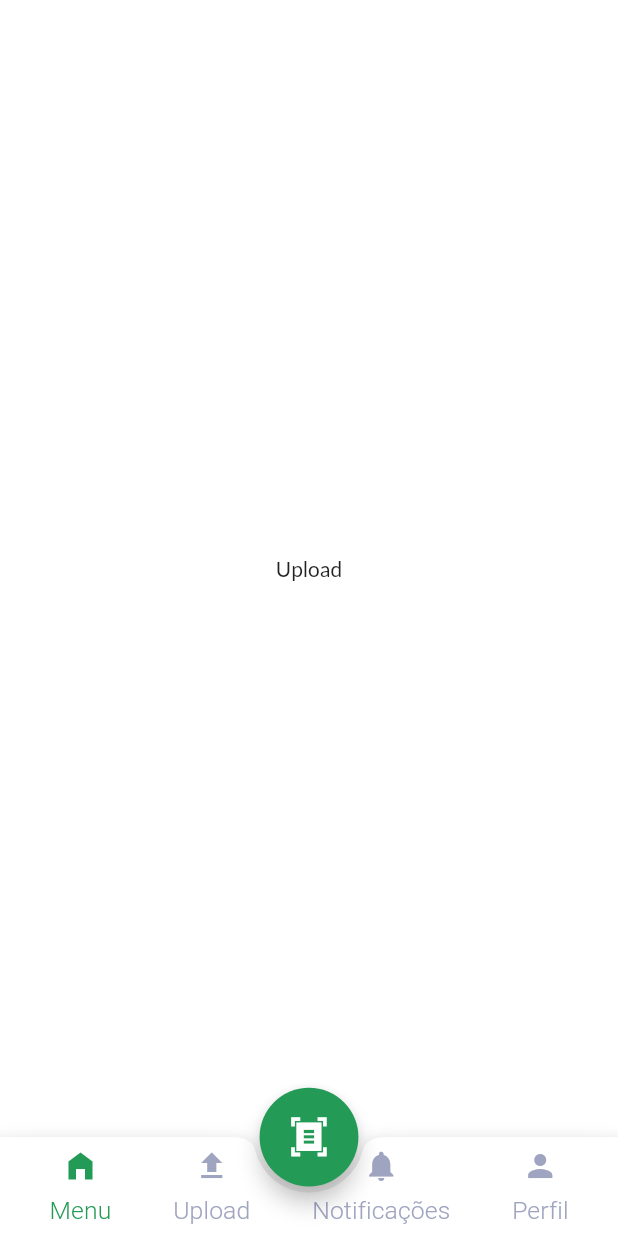
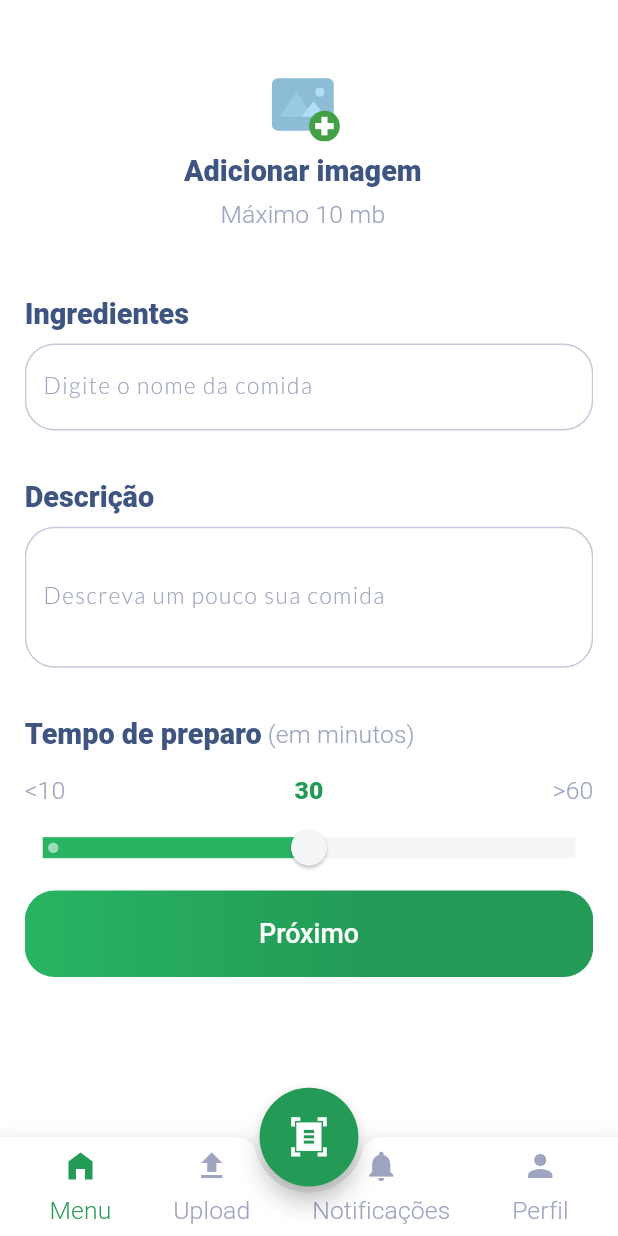
Before and after one commit to GustavoOrelio/AppReceitas, a Flutter app: the TelaMenu screen opened by its route, swiped to page 2, on a phone screen of 412 x 824 dp. Run offline on Flutter 3.47's test engine with Material 2 defaults, Android fonts, the phone set to English and light mode, and no system bars; our stand-ins replace flutter_svg, google_fonts, sizer.

Commit message:
Finalizando tela de upload

```diff
--- a/lib/main.dart
+++ b/lib/main.dart
@@ -9,6 +9,7 @@ import 'package:cardapio/telas/tela_nova_senha/tela_nova_senha.dart';
 import 'package:cardapio/telas/tela_perfil/detalhes_receita/detalhes_receita.dart';
 import 'package:cardapio/telas/tela_perfil/tela_perfil.dart';
 import 'package:cardapio/telas/tela_principal/tela_principal.dart';
+import 'package:cardapio/telas/tela_upload/tela_upload.dart';
 import 'package:flutter/material.dart';
 import 'package:google_fonts/google_fonts.dart';
 import 'package:sizer/sizer.dart';
@@ -126,6 +127,7 @@ class MyApp extends StatelessWidget {
           TelaMenu.routeName: (context) => TelaMenu(),
           TelaHome.routeName: (context) => TelaHome(),
           TelaPerfil.routeName: (context) => TelaPerfil(),
+          TelaUpload.routeName: (context) => TelaUpload(),
           DetalhesReceita.routeName: (context) => DetalhesReceita(),
         },
       );
--- a/lib/telas/tela_menu/tela_menu.dart
+++ b/lib/telas/tela_menu/tela_menu.dart
@@ -1,6 +1,7 @@
 import 'package:cardapio/constants.dart';
 import 'package:cardapio/telas/tela_home/tela_home.dart';
 import 'package:cardapio/telas/tela_perfil/tela_perfil.dart';
+import 'package:cardapio/telas/tela_upload/tela_upload.dart';
 import 'package:cardapio/widgets_globais/custom_bottombar.dart';
 import 'package:flutter/material.dart';
 import 'package:sizer/sizer.dart';
@@ -90,9 +91,8 @@ class _TelaMenuState extends State<TelaMenu> {
         physics: const NeverScrollableScrollPhysics(),
         children: <Widget>[
           TelaHome(),
-          const Center(child: Text('Upload')),
+          TelaUpload(),
           const Center(child: Text('Notificações')),
-          //Perfil
           TelaPerfil(),
         ],
       ),
--- /dev/null
+++ b/lib/telas/tela_upload/componentes/componente_upload.dart
@@ -0,0 +1,89 @@
+import 'package:cardapio/constants.dart';
+import 'package:flutter/material.dart';
+import 'dart:math' as math;
+
+class DashBorder extends StatelessWidget {
+
+  @override
+  Widget build(BuildContext context) {
+    return CustomPaint(
+      painter: DashBorderPainter(
+          color: const Color(0xFFD0DBEA), strokeWidth: 3.0, gap: 6.4),
+    );
+  }
+}
+
+class DashBorderPainter extends CustomPainter {
+  double strokeWidth;
+  Color color;
+  double gap;
+
+  DashBorderPainter(
+      {this.strokeWidth = 5.0, this.color = kSecondaryColor, this.gap = 10.0});
+
+  @override
+  void paint(Canvas canvas, Size size) {
+    Paint dashedPaint = Paint()
+      ..color = color
+      ..strokeWidth = strokeWidth
+      ..style = PaintingStyle.stroke;
+
+    double x = size.width;
+    double y = size.height;
+
+    Path topPath =
+    getDashedPath(a: const math.Point(0, 0), b: math.Point(x, 0), gap: gap);
+
+    Path rightPath =
+    getDashedPath(a: math.Point(x, 0), b: math.Point(x, y), gap: gap);
+
+    Path bottomPath =
+    getDashedPath(a: math.Point(0, y), b: math.Point(x, y), gap: gap);
+
+    Path leftPath = getDashedPath(
+        a: const math.Point(0, 0), b: math.Point(0.001, y), gap: gap);
+
+    canvas.drawPath(topPath, dashedPaint);
+    canvas.drawPath(rightPath, dashedPaint);
+    canvas.drawPath(bottomPath, dashedPaint);
+    canvas.drawPath(leftPath, dashedPaint);
+  }
+
+  Path getDashedPath({
+    required math.Point<double> a,
+    required math.Point<double> b,
+    required gap,
+  }) {
+    Size size = Size(b.x - a.x, b.y - a.y);
+    Path path = Path();
+    path.moveTo(a.x, a.y);
+    bool shouldDraw = true;
+    math.Point currentPoint = math.Point(a.x, a.y);
+
+    num radians = math.atan(size.height / size.width);
+    num dx = math.cos(radians) * gap < 0
+        ? math.cos(radians) * gap - 1
+        : math.cos(radians) * gap;
+
+    num dy = math.cos(radians) * gap < 0
+        ? math.cos(radians) * gap - 1
+        : math.cos(radians) * gap;
+    while (currentPoint.x <= b.x && currentPoint.y <= b.y) {
+      shouldDraw
+          ? path.lineTo(currentPoint.x.toDouble(), currentPoint.y.toDouble())
+          : path.moveTo(currentPoint.x.toDouble(), currentPoint.y.toDouble());
+      shouldDraw = !shouldDraw;
+      currentPoint = math.Point(
+        currentPoint.x + dx,
+        currentPoint.y + dy,
+      );
+    }
+    return path;
+  }
+
+  @override
+  bool shouldRepaint(covariant CustomPainter oldDelegate) {
+    // TODO: implement shouldRepaint
+    return true;
+  }
+}
--- /dev/null
+++ b/lib/telas/tela_upload/tela_upload.dart
@@ -0,0 +1,291 @@
+import 'package:cardapio/constants.dart';
+import 'package:cardapio/telas/tela_upload/componentes/componente_upload.dart';
+import 'package:cardapio/widgets_globais/custom_btn.dart';
+import 'package:flutter/cupertino.dart';
+import 'package:flutter/material.dart';
+import 'package:flutter_svg/flutter_svg.dart';
+import 'package:sizer/sizer.dart';
+import 'dart:math' as math;
+
+class TelaUpload extends StatefulWidget {
+  static const String routeName = 'TelaUpload';
+
+  @override
+  State<TelaUpload> createState() => _TelaUploadState();
+}
+
+class _TelaUploadState extends State<TelaUpload> {
+  PageController controller = PageController();
+
+  @override
+  Widget build(BuildContext context) {
+    return GestureDetector(
+      onTap: () => FocusManager.instance.primaryFocus!.unfocus(),
+      child: Scaffold(
+        body: SafeArea(
+          child: Padding(
+            padding: screensDefaultPadding,
+            child: PageView(
+              controller: controller,
+              children: [
+                _buildPage1(),
+                _buildPage2(),
+              ],
+            ),
+          ),
+        ),
+      ),
+    );
+  }
+
+  _buildPage1() {
+    return Column(
+      crossAxisAlignment: CrossAxisAlignment.start,
+      children: [
+        kSizedBox2,
+        kSizedBox2,
+        Stack(
+          alignment: Alignment.center,
+          clipBehavior: Clip.hardEdge,
+          children: [
+            SizedBox(
+              width: 90.w,
+              height: 16.h,
+              //child: DashBorder(),
+            ),
+            InkResponse(
+              child: Column(
+                children: [
+                  SvgPicture.asset(
+                    'assets/icons/image.svg',
+                    height: 6.h,
+                  ),
+                  kSizedBox1,
+                  Text(
+                    'Adicionar imagem',
+                    style: Theme.of(context).textTheme.headline6,
+                  ),
+                  kSizedBox1,
+                  Text(
+                    'Máximo 10 mb',
+                    style: Theme.of(context).textTheme.subtitle2,
+                  ),
+                ],
+              ),
+            ),
+          ],
+        ),
+        kSizedBox2,
+        kSizedBox2,
+        Text(
+          'Ingredientes',
+          style: Theme.of(context).textTheme.headline6,
+        ),
+        kSizedBox1,
+        _buildFoodNameField(),
+        kSizedBox2,
+        kSizedBox2,
+        Text(
+          'Descrição',
+          style: Theme.of(context).textTheme.headline6,
+        ),
+        kSizedBox1,
+        _buildDescriptionField(),
+        kSizedBox2,
+        kSizedBox2,
+        Row(
+          children: [
+            Text(
+              'Tempo de preparo',
+              style: Theme.of(context).textTheme.headline6,
+            ),
+            SizedBox(
+              width: 1.w,
+            ),
+            Text(
+              '(em minutos)',
+              style: Theme.of(context).textTheme.subtitle2,
+            ),
+          ],
+        ),
+        kSizedBox2,
+        Row(
+          mainAxisAlignment: MainAxisAlignment.spaceBetween,
+          children: [
+            Text(
+              '<10',
+              style: Theme.of(context).textTheme.subtitle2!.copyWith(
+                    color: _currentSliderValue.round().toString() == '0'
+                        ? kPrimaryColor
+                        : kTextSecondaryColor,
+                    fontWeight: _currentSliderValue.round().toString() == '0'
+                        ? FontWeight.w800
+                        : FontWeight.w300,
+                  ),
+            ),
+            Text(
+              '30',
+              style: Theme.of(context).textTheme.subtitle2!.copyWith(
+                    color: _currentSliderValue.round().toString() == '30'
+                        ? kPrimaryColor
+                        : kTextSecondaryColor,
+                    fontWeight: _currentSliderValue.round().toString() == '30'
+                        ? FontWeight.w800
+                        : FontWeight.w300,
+                  ),
+            ),
+            Text(
+              '>60',
+              style: Theme.of(context).textTheme.subtitle2!.copyWith(
+                    color: _currentSliderValue.round().toString() == '60'
+                        ? kPrimaryColor
+                        : kTextSecondaryColor,
+                    fontWeight: _currentSliderValue.round().toString() == '60'
+                        ? FontWeight.w800
+                        : FontWeight.w300,
+                  ),
+            ),
+          ],
+        ),
+        kSizedBox2,
+        SliderTheme(
+          data: SliderTheme.of(context).copyWith(
+            activeTrackColor: kSecondaryColor,
+            inactiveTrackColor: kFillColor,
+            trackShape: const RectangularSliderTrackShape(),
+            trackHeight: 14.0,
+            thumbColor: kFillColor,
+            thumbShape: const RoundSliderThumbShape(enabledThumbRadius: 12.0),
+            overlayColor: kSecondaryColor,
+            overlayShape: const RoundSliderThumbShape(enabledThumbRadius: 12.0),
+            inactiveTickMarkColor: kFillColor,
+          ),
+          child: Slider(
+              value: _currentSliderValue,
+              max: 60,
+              divisions: 2,
+              label: _currentSliderValue.round().toString(),
+              onChanged: (double value) {
+                setState(() {
+                  _currentSliderValue = value;
+                });
+              }),
+        ),
+        kSizedBox2,
+        CustomBtn(
+            onPress: () {
+              controller.nextPage(
+                  duration: const Duration(milliseconds: 200),
+                  curve: Curves.easeIn);
+            },
+            title: 'Próximo')
+      ],
+    );
+  }
+
+  _buildPage2() {
+    return Column(
+      crossAxisAlignment: CrossAxisAlignment.start,
+      children: [
+        kSizedBox2,
+        kSizedBox2,
+        Text(
+          'Ingredientes',
+          style: Theme.of(context).textTheme.headline6,
+        ),
+        kSizedBox1,
+        _buildIngredientsField(),
+        kSizedBox2,
+        kSizedBox2,
+        Text(
+          'Etapas',
+          style: Theme.of(context).textTheme.headline6,
+        ),
+        kSizedBox1,
+        _buildStepsField(),
+        kSizedBox2,
+        GestureDetector(
+          onTap: () {
+            //Seleciona as imagens
+          },
+          child: Container(
+            width: 100.w,
+            height: 6.h,
+            color: kFillColor,
+            child: const Icon(
+              CupertinoIcons.photo_camera_solid,
+              color: kIconColor,
+            ),
+          ),
+        ),
+        kSizedBox2,
+        CustomBtn(
+            onPress: () {
+              //Adiciona a receita
+            },
+            title: 'Adicionar receita'),
+      ],
+    );
+  }
+
+  double _currentSliderValue = 30;
+
+  TextFormField _buildIngredientsField() {
+    return TextFormField(
+      textAlign: TextAlign.start,
+      maxLines: 3,
+      keyboardType: TextInputType.text,
+      style: inputTextHintStyle.copyWith(
+        color: kTextPrimaryColor,
+      ),
+      decoration: const InputDecoration(
+        labelText: 'Digite os ingredientes separados por ,',
+        filled: false,
+      ),
+    );
+  }
+
+  TextFormField _buildStepsField() {
+    return TextFormField(
+      textAlign: TextAlign.start,
+      maxLines: 6,
+      keyboardType: TextInputType.text,
+      style: inputTextHintStyle.copyWith(
+        color: kTextPrimaryColor,
+      ),
+      decoration: const InputDecoration(
+        labelText: 'Digite as etapas separadas por ,',
+        filled: false,
+      ),
+    );
+  }
+
+  TextFormField _buildFoodNameField() {
+    return TextFormField(
+      textAlign: TextAlign.start,
+      keyboardType: TextInputType.text,
+      style: inputTextHintStyle.copyWith(
+        color: kTextPrimaryColor,
+      ),
+      decoration: const InputDecoration(
+        labelText: 'Digite o nome da comida',
+        filled: false,
+      ),
+    );
+  }
+
+  TextFormField _buildDescriptionField() {
+    return TextFormField(
+      textAlign: TextAlign.start,
+      maxLines: 3,
+      keyboardType: TextInputType.text,
+      style: inputTextHintStyle.copyWith(
+        color: kTextPrimaryColor,
+      ),
+      decoration: const InputDecoration(
+        labelText: 'Descreva um pouco sua comida',
+        filled: false,
+      ),
+    );
+  }
+}
```
